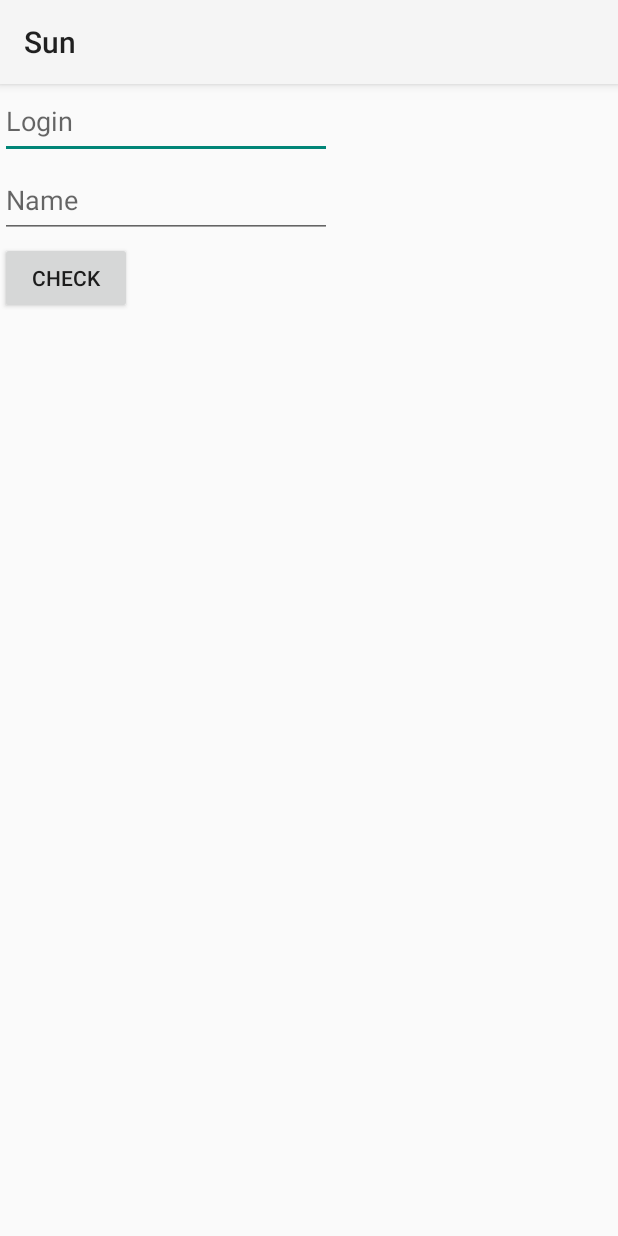
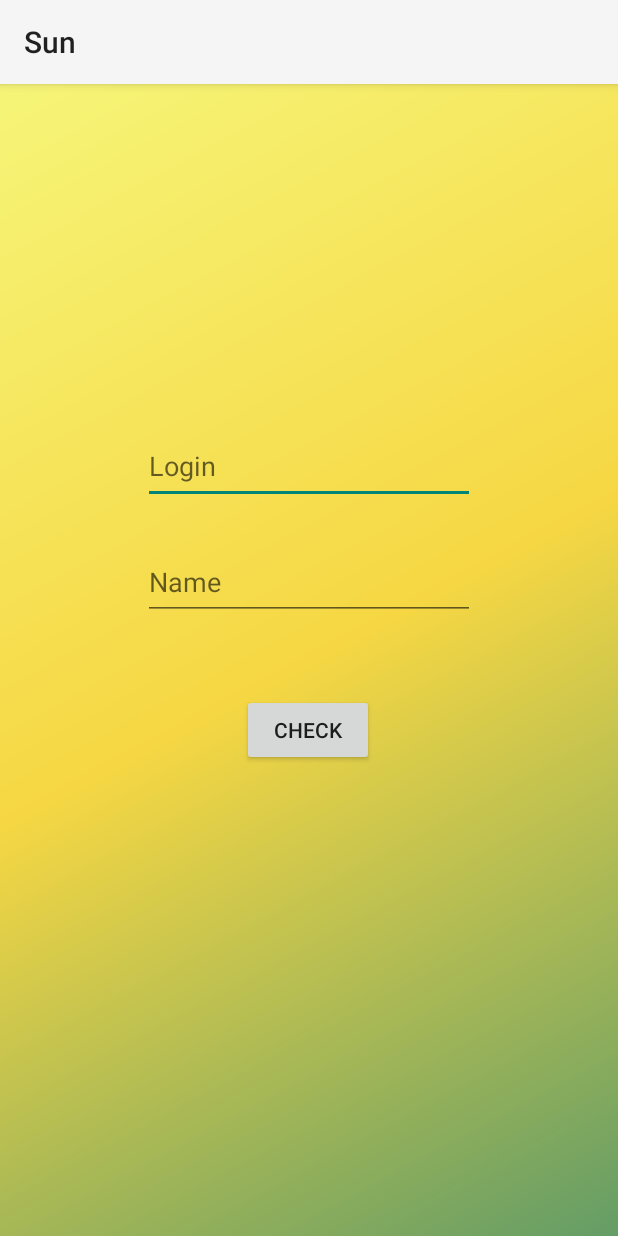
Before and after one commit to Gruzdeva/Android_studio, an Android app: the ActivityForgotPassword screen opened directly, with no data from a screen before it, on a phone screen of 412 x 824 dp. Run offline under Robolectric (Android 15) with nearby library versions, the phone set to English and light mode, and no system bars.

Commit message:
new design account

```diff
--- /dev/null
+++ b/Kursach/app/src/main/res/drawable/bg_account.xml
@@ -0,0 +1,8 @@
+<?xml version="1.0" encoding="utf-8"?>
+<shape xmlns:android="http://schemas.android.com/apk/res/android">
+    <gradient
+        android:startColor="@color/bg_account_start"
+        android:centerColor="@color/bg_account_center"
+        android:endColor="@color/bg_account_end"
+        android:angle="135"></gradient>
+</shape>
--- a/Kursach/app/src/main/res/layout/activity_forgot_password.xml
+++ b/Kursach/app/src/main/res/layout/activity_forgot_password.xml
@@ -4,7 +4,8 @@
     xmlns:tools="http://schemas.android.com/tools"
     xmlns:app="http://schemas.android.com/apk/res-auto"
     android:layout_width="match_parent"
-    android:layout_height="match_parent">
+    android:layout_height="match_parent"
+    android:background="@drawable/bg_account">
 
     <EditText
         android:id="@+id/login_forgot"
@@ -13,10 +14,9 @@
         android:hint="Login"
         app:layout_constraintBottom_toBottomOf="parent"
         app:layout_constraintEnd_toEndOf="parent"
-        app:layout_constraintHorizontal_bias="0.0"
         app:layout_constraintStart_toStartOf="parent"
         app:layout_constraintTop_toTopOf="parent"
-        app:layout_constraintVertical_bias="0.0" />
+        app:layout_constraintVertical_bias="0.32" />
 
     <EditText
         android:id="@+id/name_forgot"
@@ -25,22 +25,21 @@
         android:hint="Name"
         app:layout_constraintBottom_toBottomOf="parent"
         app:layout_constraintEnd_toEndOf="parent"
-        app:layout_constraintHorizontal_bias="0.0"
         app:layout_constraintStart_toStartOf="parent"
         app:layout_constraintTop_toTopOf="parent"
-        app:layout_constraintVertical_bias="0.073" />
+        app:layout_constraintVertical_bias="0.428" />
 
     <Button
         android:layout_width="wrap_content"
         android:layout_height="wrap_content"
+        android:onClick="checkPass"
         android:text="check"
-        android:onClick="checkPass"
         app:layout_constraintBottom_toBottomOf="parent"
         app:layout_constraintEnd_toEndOf="parent"
-        app:layout_constraintHorizontal_bias="0.0"
+        app:layout_constraintHorizontal_bias="0.498"
         app:layout_constraintStart_toStartOf="parent"
         app:layout_constraintTop_toTopOf="parent"
-        app:layout_constraintVertical_bias="0.146" />
+        app:layout_constraintVertical_bias="0.565" />
 
     <TextView
         android:id="@+id/your_pass"
--- a/Kursach/app/src/main/res/values/colors.xml
+++ b/Kursach/app/src/main/res/values/colors.xml
@@ -11,4 +11,10 @@
     <color name="login_from_details_light">#E1C64C</color>
     <color name="login_form_details_medium">#ACB60F33</color>
 
+    <color name="bg_account_start">#649d66</color>
+    <color name="bg_account_center">#f6d743</color>
+    <color name="bg_account_end">#f6f578</color>
+
+
+
 </resources>
```
